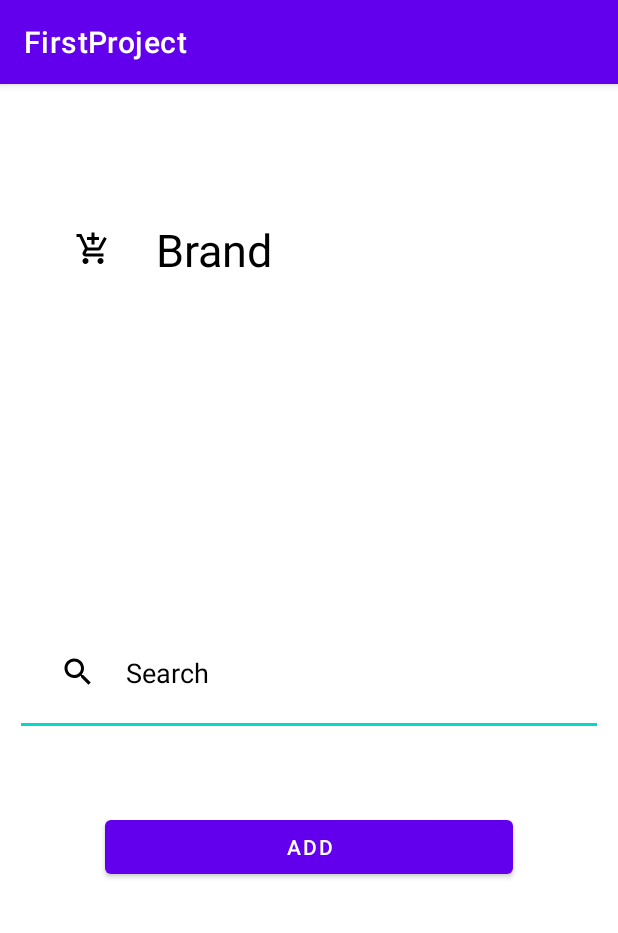
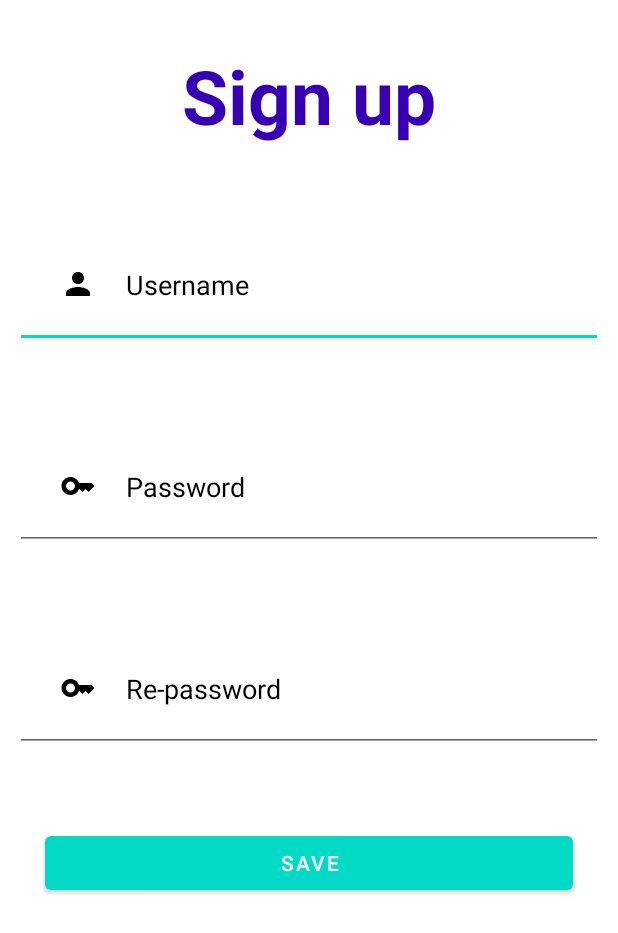
Before and after one commit to JKlenin357/first-project, an Android app: the screen it shows after launch (HomePage before the commit, SignupPageActivity after it), after a tap on "Sign up ?", on a phone screen of 412 x 824 dp. Shown: the top 933 px of the screen. Run offline under Robolectric (Android 15) with nearby library versions, the phone set to English and light mode, and no system bars.

```diff
--- a/app/src/main/AndroidManifest.xml
+++ b/app/src/main/AndroidManifest.xml
@@ -1,7 +1,8 @@
 <?xml version="1.0" encoding="utf-8"?>
 <manifest xmlns:android="http://schemas.android.com/apk/res/android"
     xmlns:tools="http://schemas.android.com/tools">
-
+<uses-permission android:name="android.permission.CAMERA"/>
+    <uses-permission android:name="android.permission.INTERNET"/>
     <application
         android:allowBackup="true"
         android:dataExtractionRules="@xml/data_extraction_rules"
@@ -22,6 +23,7 @@
         <activity
             android:name=".SignupPageActivity"
             android:exported="false">
+
             <meta-data
                 android:name="android.app.lib_name"
                 android:value="" />
--- a/app/src/main/java/com/example/firstproject/MainActivity.java
+++ b/app/src/main/java/com/example/firstproject/MainActivity.java
@@ -4,15 +4,17 @@ import androidx.appcompat.app.AppCompatActivity;
 
 import android.content.Intent;
 import android.os.Bundle;
+import android.util.Log;
 import android.view.View;
 import android.widget.Button;
 import android.widget.EditText;
+import android.widget.Toast;
 
 import java.util.ArrayList;
 import java.util.List;
 
 public class MainActivity extends AppCompatActivity {
-private EditText username;
+private EditText username,pass;
     private Button button;
  List user=new ArrayList<String>();
     @Override
@@ -20,9 +22,27 @@ private EditText username;
         super.onCreate(savedInstanceState);
         setContentView(R.layout.activity_main);
         username=findViewById(R.id.username);
+        pass=findViewById(R.id.password);
         button=findViewById(R.id.login);
         button.setOnClickListener(new View.OnClickListener() {
             public void onClick(View v) {
+                String user=username.getText().toString();//aa
+
+                String password=pass.getText().toString();//aaa
+
+                if(!password.isEmpty() &&!user.isEmpty() ){
+                    if(user.length()>=3){
+
+                        Intent intent = new Intent(getApplicationContext(), HomePage.class);
+                        startActivity(intent);
+                    }else{
+                        Toast.makeText(getApplicationContext(),"user name should be 3 letter",Toast.LENGTH_SHORT).show();
+                    }
+
+                }else{
+                    Toast.makeText(getApplicationContext(),"Fill the empty",Toast.LENGTH_SHORT).show();
+                }
+
 
             }
         });
@@ -30,7 +50,7 @@ private EditText username;
 
     public void sigupPage(View view) {
         user.add(username.getText().toString());
-        Intent intent = new Intent(this, HomePage.class);
+        Intent intent = new Intent(this, SignupPageActivity.class);
         startActivity(intent);
     }
 }
--- a/app/src/main/java/com/example/firstproject/SignupPageActivity.java
+++ b/app/src/main/java/com/example/firstproject/SignupPageActivity.java
@@ -2,19 +2,46 @@ package com.example.firstproject;
 
 import androidx.appcompat.app.AppCompatActivity;
 
+import android.content.Intent;
 import android.os.Bundle;
 import android.util.Log;
 import android.view.View;
+import android.widget.Button;
+import android.widget.EditText;
 import android.widget.Toast;
 
 public class SignupPageActivity extends AppCompatActivity {
+    private EditText username,pass,repass;
+    private Button button;
 
     @Override
     protected void onCreate(Bundle savedInstanceState) {
         super.onCreate(savedInstanceState);
         setContentView(R.layout.activity_signup_page);
-        Toast.makeText(this,"onCreate",Toast.LENGTH_SHORT).show();
-        Log.e("TAG","onCreate");
+        username = findViewById(R.id.username);
+        pass = findViewById(R.id.password);
+        repass = findViewById(R.id.rePassword);
+        button = findViewById(R.id.save);
+
+
+        button.setOnClickListener(new View.OnClickListener() {
+            public void onClick(View v) {
+                String user = username.getText().toString();
+                String password = pass.getText().toString();
+                String Repassword = repass.getText().toString();
+
+                if (!password.isEmpty() && !user.isEmpty() && !Repassword.isEmpty()) {
+                    if(user.length()>=3){
+                    startActivity( new Intent(getApplicationContext(), HomePage.class));
+                    }else {
+                        Toast.makeText(getApplicationContext(), "user name should be 3 letter", Toast.LENGTH_SHORT).show();
+                    }
+                } else {
+                    Toast.makeText(getApplicationContext(), "Fill the empty", Toast.LENGTH_SHORT).show();
+                }
+            }
+
+            });
 
     }
 
@@ -34,21 +61,25 @@ public class SignupPageActivity extends AppCompatActivity {
     @Override
     protected void onResume() {
         super.onResume();
+        Log.e("TAG","onResume");
     }
 
     @Override
     protected void onPause() {
         super.onPause();
+        Log.e("TAG","onPause");
     }
 
     @Override
     protected void onStop() {
         super.onStop();
+        Log.e("TAG","Onstop");
     }
 
     @Override
     protected void onDestroy() {
         super.onDestroy();
+        Log.e("TAG","Ondestroy");
     }
 
     public void homePage(View view) {
--- a/app/src/main/res/layout/activity_signup_page.xml
+++ b/app/src/main/res/layout/activity_signup_page.xml
@@ -44,7 +44,7 @@
         android:padding="30dp"
         android:textColorHint="@color/black" />.
     <EditText
-        android:id="@+id/Repassword"
+        android:id="@+id/rePassword"
         android:layout_width="match_parent"
         android:layout_height="wrap_content"
         android:layout_below="@+id/password"
@@ -57,11 +57,12 @@
         android:padding="30dp"
         android:textColorHint="@color/black" />.
     <Button
+        android:id="@+id/save"
         android:layout_width="match_parent"
         android:layout_height="wrap_content"
-        android:layout_below="@+id/Repassword"
+        android:layout_below="@+id/rePassword"
         android:layout_marginTop="50dp"
-        android:text="SAVE"
+        android:text="save"
         android:onClick="homePage"
         android:layout_marginStart="30dp"
         android:layout_marginEnd="30dp"/>
@@ -70,4 +71,5 @@
 
 
 
+
 </RelativeLayout>
--- a/app/src/main/res/values/themes.xml
+++ b/app/src/main/res/values/themes.xml
@@ -1,9 +1,9 @@
 <resources xmlns:tools="http://schemas.android.com/tools">
     <!-- Base application theme. -->
-    <style name="Theme.FirstProject" parent="Theme.MaterialComponents.DayNight.DarkActionBar">
+    <style name="Theme.FirstProject" parent="Theme.MaterialComponents.Light.NoActionBar">
         <!-- Primary brand color. -->
-        <item name="colorPrimary">@color/purple_500</item>
-        <item name="colorPrimaryVariant">@color/purple_700</item>
+        <item name="colorPrimary">@color/teal_200</item>
+        <item name="colorPrimaryVariant">#532FA5</item>
         <item name="colorOnPrimary">@color/white</item>
         <!-- Secondary brand color. -->
         <item name="colorSecondary">@color/teal_200</item>
```
